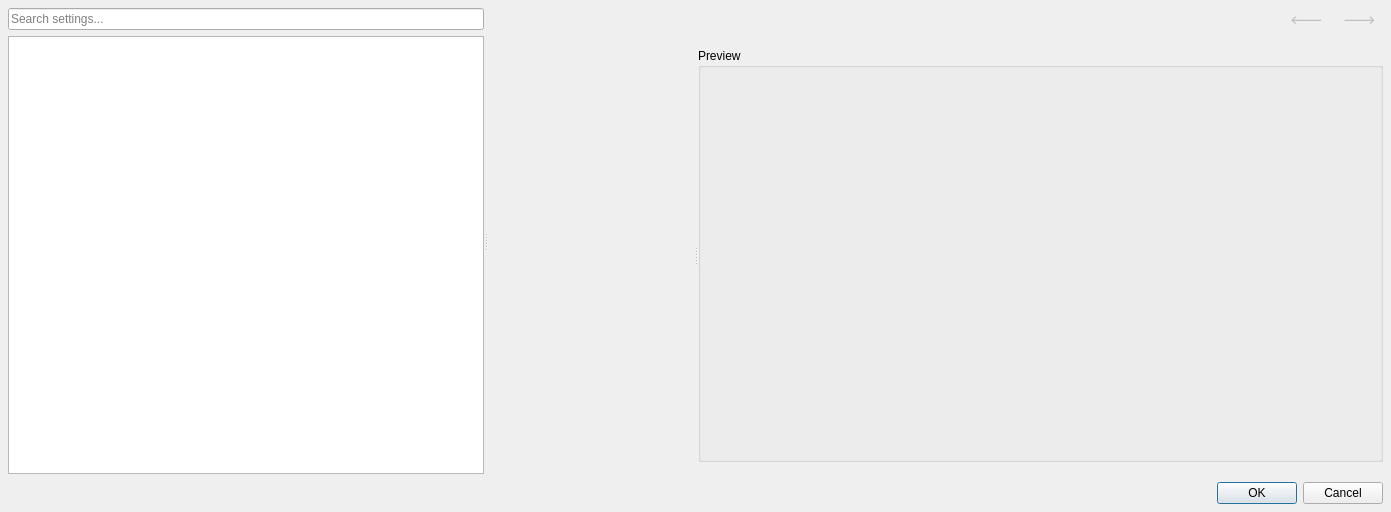
Qt form librecad/src/ui/dialogs/settings/support/lc_settings_dialog.ui (sand1024/LibreCAD) before a commit.
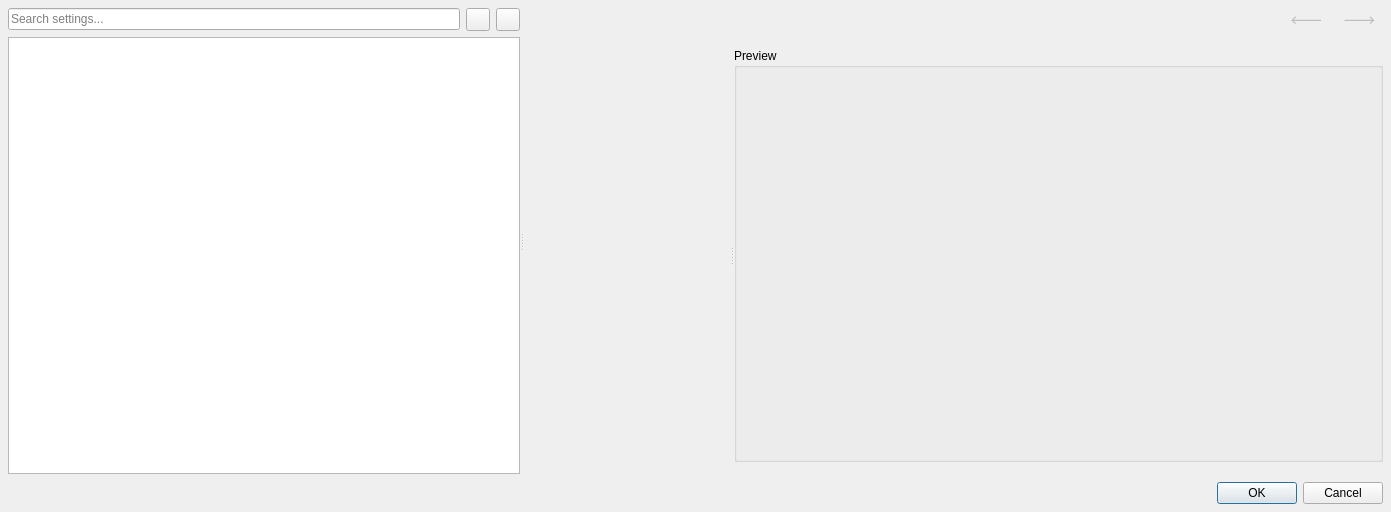
The same form after that commit. Icons and pictures are not drawn. Custom widgets are drawn as their Qt base class.

The edit to the form file:
```diff
--- a/librecad/src/ui/dialogs/settings/support/lc_settings_dialog.ui
+++ b/librecad/src/ui/dialogs/settings/support/lc_settings_dialog.ui
@@ -55,6 +55,24 @@
         <number>0</number>
        </property>
        <item>
+        <layout class="QGridLayout" name="gridLayout">
+         <item row="0" column="1">
+          <widget class="QToolButton" name="tbCategoriesExpandAllCategories">
+           <property name="toolTip">
+            <string>Expand All
+
+Expands all items in the categories tree</string>
+           </property>
+           <property name="text">
+            <string/>
+           </property>
+           <property name="icon">
+            <iconset resource="../../../../../res/icons/icons.qrc">
+             <normaloff>:/icons/expand_all.lci</normaloff>:/icons/expand_all.lci</iconset>
+           </property>
+          </widget>
+         </item>
+         <item row="0" column="0">
         <widget class="LC_SearchLineEdit" name="leSearch">
          <property name="placeholderText">
           <string>Search settings...</string>
@@ -64,6 +82,24 @@
          </property>
         </widget>
        </item>
+         <item row="0" column="2">
+          <widget class="QToolButton" name="tbCollapseAllCategories">
+           <property name="toolTip">
+            <string>Collapse All
+
+Collapses all items in the categories tree</string>
+           </property>
+           <property name="text">
+            <string/>
+           </property>
+           <property name="icon">
+            <iconset resource="../../../../../res/icons/icons.qrc">
+             <normaloff>:/icons/collapse_secondary.lci</normaloff>:/icons/collapse_secondary.lci</iconset>
+           </property>
+          </widget>
+         </item>
+        </layout>
+       </item>
        <item>
         <widget class="LC_PlaceholderTreeView" name="tvCategoriesTree">
          <property name="sizePolicy">
@@ -233,8 +269,8 @@
             <rect>
              <x>0</x>
              <y>0</y>
-             <width>787</width>
-             <height>412</height>
+             <width>703</width>
+             <height>402</height>
             </rect>
            </property>
            <layout class="QVBoxLayout" name="scrollAreaLayout">
```
Left out of the diff: 4 changed lines with no effect on the pictures. Lines whose indentation alone changed are shown as unchanged.
